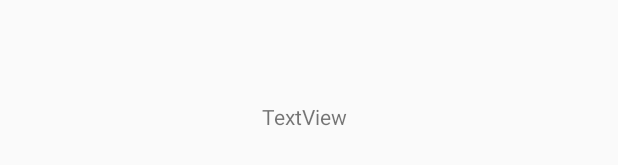
After one commit to kevhausen/SuperheroesKVH, an Android app: the layout fragment_hero_layout.xml on its own in the app's theme, with its tools: preview values and no code run, on a phone screen of 412 x 824 dp. The commit adds this screen. Shown: the part 318-483 px from the top of the screen. Run offline under Robolectric (Android 15) with nearby library versions, the phone set to English and light mode, and no system bars; network calls fail.

Commit message:
1.4 falta implementar fragment al onclick del adapter

```diff
--- a/app/src/main/java/com/example/superheroeskvh/model/db/DBSuperhero.kt
+++ b/app/src/main/java/com/example/superheroeskvh/model/db/DBSuperhero.kt
@@ -22,7 +22,8 @@ abstract fun daoSuperhero():DaoSuperhero
                 return createdInstance
             }
             synchronized(this){
-                val newInstance = Room.databaseBuilder(context.applicationContext,DBSuperhero::class.java,"superhero_db").fallbackToDestructiveMigrationFrom(1,2,3,4).build()
+                val newInstance = Room.databaseBuilder(context.applicationContext,DBSuperhero::class.java,"superhero_db")
+                    .fallbackToDestructiveMigrationFrom(1,2,3,4).build()
                 INSTANCE=newInstance
                 return newInstance
             }
--- a/app/src/main/java/com/example/superheroeskvh/model/db/DaoSuperhero.kt
+++ b/app/src/main/java/com/example/superheroeskvh/model/db/DaoSuperhero.kt
@@ -15,4 +15,7 @@ interface DaoSuperhero {
 
     @Query("SELECT * FROM superhero_table")
     fun getAllSuperheroesFromDB(): LiveData<List<Superhero>>
+
+    @Query("SELECT * FROM superhero_table WHERE id =:idObtained")
+    fun getHeroById(idObtained:Int):LiveData<Superhero>
 }
--- /dev/null
+++ b/app/src/main/java/com/example/superheroeskvh/view/IView.kt
@@ -0,0 +1,5 @@
+package com.example.superheroeskvh.view
+
+interface IView {
+
+}
--- /dev/null
+++ b/app/src/main/res/layout/fragment_hero_layout.xml
@@ -0,0 +1,20 @@
+<?xml version="1.0" encoding="utf-8"?>
+<androidx.constraintlayout.widget.ConstraintLayout
+    xmlns:android="http://schemas.android.com/apk/res/android"
+    xmlns:app="http://schemas.android.com/apk/res-auto"
+    xmlns:tools="http://schemas.android.com/tools"
+    android:layout_width="match_parent"
+    android:layout_height="match_parent">
+
+    <TextView
+        android:id="@+id/textView"
+        android:layout_width="wrap_content"
+        android:layout_height="wrap_content"
+        android:layout_marginStart="173dp"
+        android:layout_marginTop="280dp"
+        android:layout_marginEnd="179dp"
+        android:text="TextView"
+        app:layout_constraintEnd_toEndOf="parent"
+        app:layout_constraintStart_toStartOf="parent"
+        app:layout_constraintTop_toTopOf="parent" />
+</androidx.constraintlayout.widget.ConstraintLayout>
```
Also changed, not shown: app/src/main/java/com/example/superheroeskvh/model/RepoSuperhero.kt (+7 -0 lines), app/src/main/java/com/example/superheroeskvh/view/AdapterSuperhero.kt (+15 -3 lines), app/src/main/java/com/example/superheroeskvh/view/FragmentHero.kt (added, +42 -0 lines), app/src/main/java/com/example/superheroeskvh/view/MainActivity.kt (+21 -2 lines), app/src/main/java/com/example/superheroeskvh/viewmodel/VMSuperhero.kt (+15 -0 lines), app/src/main/res/layout/activity_main.xml (+17 -1 lines), app/src/main/res/layout/superhero_viewholder.xml (+13 -2 lines).
